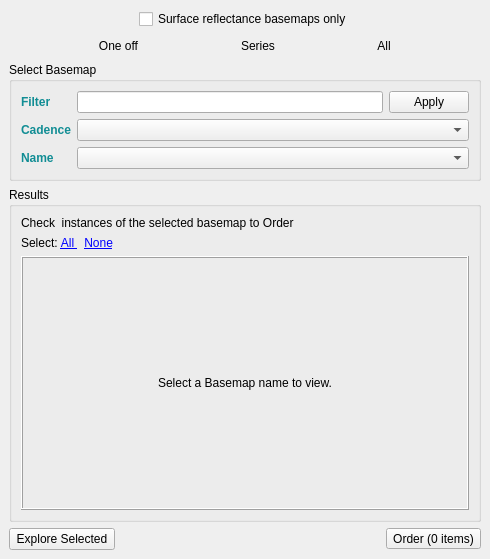
This is planet_explorer/ui/basemaps_widget.ui in planetlabs/qgis-planet-plugin as Qt 5 draws it before an edit. The edited form follows.
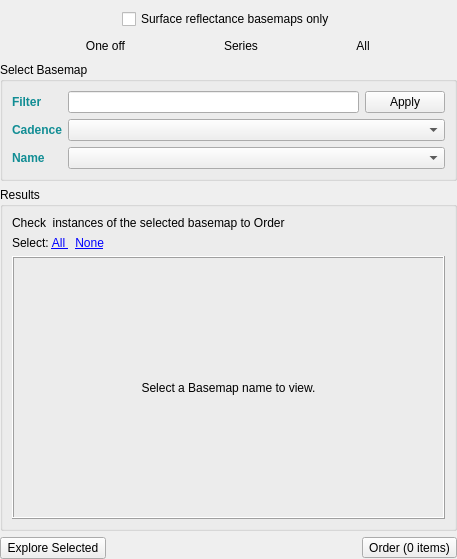
This is the edited form. The open tabs and pages were chosen to show the change. Icons and pictures are not drawn. Custom widgets are drawn as their Qt base class.

Commit message:
allow basemaps panel to resize
changed basemaps panel margins

```diff
--- a/planet_explorer/ui/basemaps_widget.ui
+++ b/planet_explorer/ui/basemaps_widget.ui
@@ -6,7 +6,7 @@
    <rect>
     <x>0</x>
     <y>0</y>
-    <width>490</width>
+    <width>457</width>
     <height>559</height>
    </rect>
   </property>
@@ -33,6 +33,21 @@
      </property>
      <widget class="QWidget" name="searchPage">
       <layout class="QVBoxLayout" name="verticalLayout_3">
+       <property name="spacing">
+        <number>6</number>
+       </property>
+       <property name="leftMargin">
+        <number>0</number>
+       </property>
+       <property name="topMargin">
+        <number>9</number>
+       </property>
+       <property name="rightMargin">
+        <number>0</number>
+       </property>
+       <property name="bottomMargin">
+        <number>0</number>
+       </property>
        <item>
         <layout class="QHBoxLayout" name="horizontalLayout_12">
          <item>
@@ -217,7 +232,14 @@
            <widget class="QComboBox" name="comboCadence"/>
           </item>
           <item row="2" column="1" colspan="2">
-           <widget class="QComboBox" name="comboSeriesName"/>
+           <widget class="QComboBox" name="comboSeriesName">
+            <property name="sizeAdjustPolicy">
+             <enum>QComboBox::AdjustToContents</enum>
+            </property>
+            <property name="minimumContentsLength">
+             <number>1</number>
+            </property>
+           </widget>
           </item>
          </layout>
         </widget>
```
Left out of the diff: 2 changed lines with no effect on the pictures.
